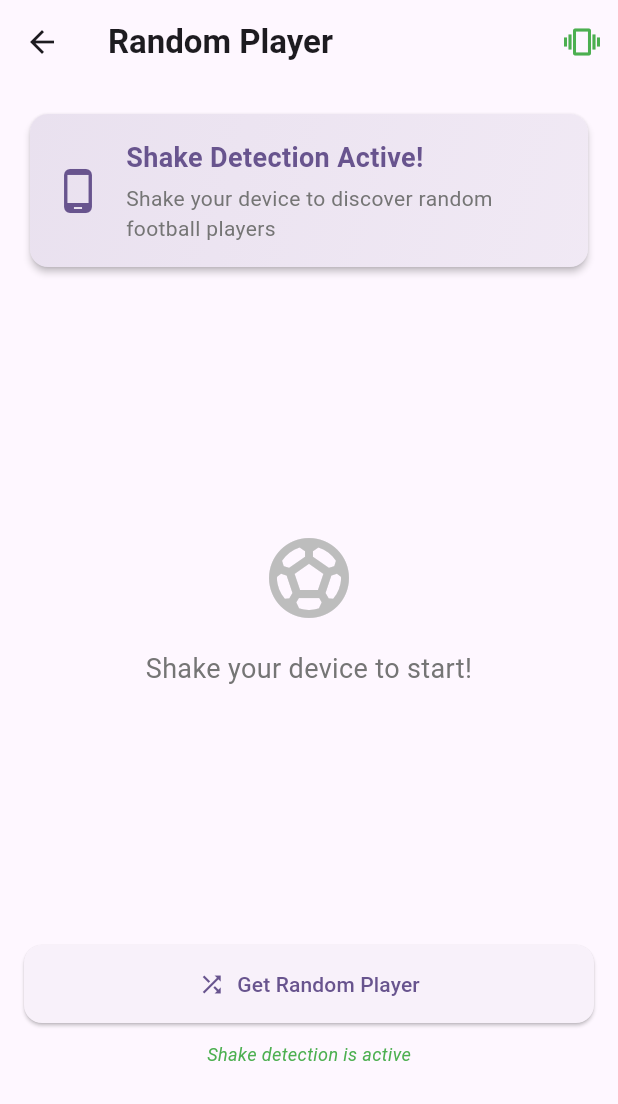
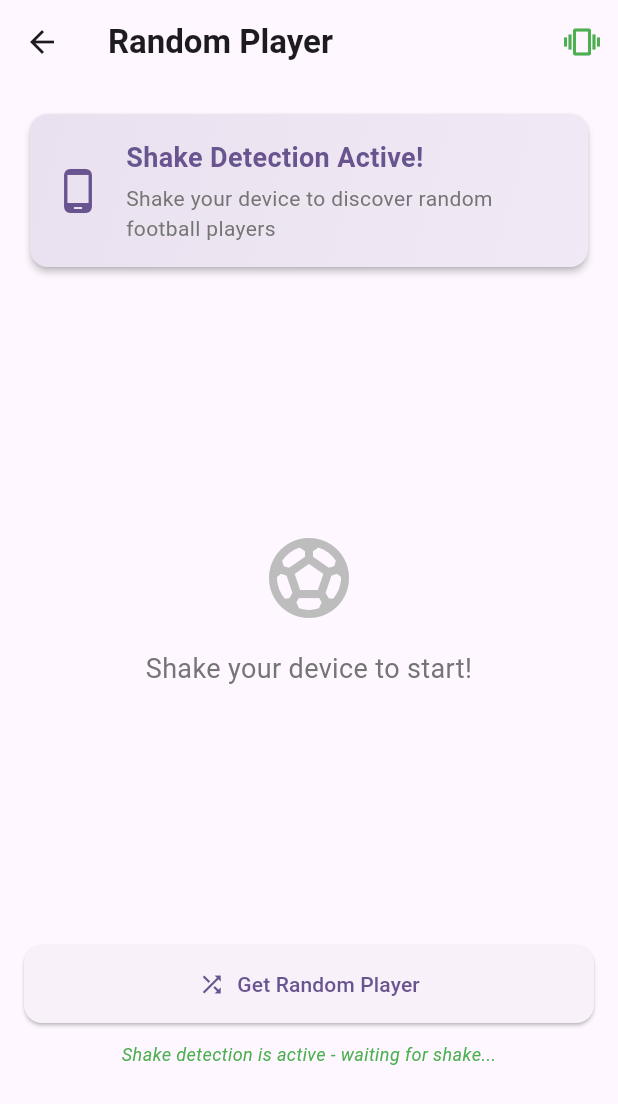
Before and after one commit to reized/footinfo-app, a Flutter app: the RandomPlayerPage screen opened directly, on a phone screen of 412 x 824 dp. Shown: the top 1104 px of the screen. Run offline on Flutter 3.47's test engine with Material 3 defaults, Android fonts, the phone set to English and light mode, and no system bars; our stand-ins replace geolocator, image_picker, sensors_plus, shared_preferences, sqflite; accounts and stored records are empty.

Commit message:
shake detection jadi

```diff
--- a/lib/services/shake_detector_service.dart
+++ b/lib/services/shake_detector_service.dart
@@ -3,7 +3,8 @@ import 'dart:math';
 import 'package:sensors_plus/sensors_plus.dart';
 
 class ShakeDetectorService {
-  static const double _shakeThreshold = 2.7;
+  // Lowered threshold for easier detection
+  static const double _shakeThreshold = 2.7; // Was 2.7, now 1.8
   static const int _shakeCooldownMs = 1000; // 1 second cooldown
 
   StreamSubscription<AccelerometerEvent>? _accelerometerSubscription;
@@ -11,15 +12,24 @@ class ShakeDetectorService {
 
   // Callbacks
   Function()? _onShakeDetected;
+  Function(double)? _onAccelerationUpdate; // For debugging
 
   bool _isListening = false;
 
   /// Start listening for shake gestures
-  void startListening({required Function() onShakeDetected}) {
+  void startListening({
+    required Function() onShakeDetected,
+    Function(double)? onAccelerationUpdate,
+  }) {
     if (_isListening) return;
 
     _onShakeDetected = onShakeDetected;
+    _onAccelerationUpdate = onAccelerationUpdate;
     _isListening = true;
+
+    print(
+      'ShakeDetector: Starting to listen for shakes (threshold: $_shakeThreshold)',
+    );
 
     _accelerometerSubscription = accelerometerEvents.listen(
       _onAccelerometerEvent,
@@ -33,7 +43,9 @@ class ShakeDetectorService {
     _accelerometerSubscription?.cancel();
     _accelerometerSubscription = null;
     _onShakeDetected = null;
+    _onAccelerationUpdate = null;
     _isListening = false;
+    print('ShakeDetector: Stopped listening for shakes');
   }
 
   /// Handle accelerometer events
@@ -43,8 +55,17 @@ class ShakeDetectorService {
       event.x * event.x + event.y * event.y + event.z * event.z,
     );
 
+    // Subtract gravity (approximately 9.8) to get device movement
+    final double movementAcceleration = (acceleration - 9.8).abs();
+
+    // Debug callback
+    _onAccelerationUpdate?.call(movementAcceleration);
+
     // Detect shake based on threshold
-    if (acceleration > _shakeThreshold) {
+    if (movementAcceleration > _shakeThreshold) {
+      print(
+        'ShakeDetector: Shake detected! Acceleration: $movementAcceleration (threshold: $_shakeThreshold)',
+      );
       _handleShakeDetected();
     }
   }
@@ -59,11 +80,13 @@ class ShakeDetectorService {
           now.millisecondsSinceEpoch - _lastShakeTime!.millisecondsSinceEpoch;
 
       if (timeDifference < _shakeCooldownMs) {
+        print('ShakeDetector: Shake ignored due to cooldown');
         return; // Still in cooldown period
       }
     }
 
     _lastShakeTime = now;
+    print('ShakeDetector: Shake event triggered!');
 
     // Trigger callback
     _onShakeDetected?.call();
@@ -71,12 +94,14 @@ class ShakeDetectorService {
 
   /// Handle accelerometer errors
   void _onAccelerometerError(dynamic error) {
-    print('Accelerometer error: $error');
-    // You might want to show a user-friendly error message here
+    print('ShakeDetector: Accelerometer error: $error');
   }
 
   /// Check if currently listening
   bool get isListening => _isListening;
+
+  /// Get current threshold
+  double get threshold => _shakeThreshold;
 
   /// Dispose resources
   void dispose() {
@@ -93,8 +118,14 @@ class ShakeDetector {
   final ShakeDetectorService _service = ShakeDetectorService();
 
   /// Start listening for shakes
-  void startListening({required Function() onShakeDetected}) {
-    _service.startListening(onShakeDetected: onShakeDetected);
+  void startListening({
+    required Function() onShakeDetected,
+    Function(double)? onAccelerationUpdate,
+  }) {
+    _service.startListening(
+      onShakeDetected: onShakeDetected,
+      onAccelerationUpdate: onAccelerationUpdate,
+    );
   }
 
   /// Stop listening for shakes
@@ -105,6 +136,9 @@ class ShakeDetector {
   /// Check if listening
   bool get isListening => _service.isListening;
 
+  /// Get threshold
+  double get threshold => _service.threshold;
+
   /// Dispose
   void dispose() {
     _service.dispose();
--- a/lib/views/random_player_page.dart
+++ b/lib/views/random_player_page.dart
@@ -17,6 +17,7 @@ class _RandomPlayerPageState extends State<RandomPlayerPage>
   Player? _currentPlayer;
   bool _isLoading = false;
   bool _isShakeEnabled = true;
+  bool _hasResult = false; // Track if we have a result
 
   late AnimationController _shakeAnimationController;
   late AnimationController _fadeAnimationController;
@@ -56,13 +57,18 @@ class _RandomPlayerPageState extends State<RandomPlayerPage>
   }
 
   void _startShakeDetection() {
-    if (_isShakeEnabled) {
+    if (_isShakeEnabled && !_hasResult) {
       _shakeDetector.startListening(onShakeDetected: _onShakeDetected);
     }
   }
 
+  void _stopShakeDetection() {
+    _shakeDetector.stopListening();
+  }
+
   void _onShakeDetected() {
-    if (!_isLoading) {
+    // Only respond to shake if we don't have a result and not currently loading
+    if (!_isLoading && !_hasResult) {
       // Haptic feedback
       HapticFeedback.mediumImpact();
 
@@ -81,6 +87,9 @@ class _RandomPlayerPageState extends State<RandomPlayerPage>
       _isLoading = true;
     });
 
+    // Stop shake detection while loading
+    _stopShakeDetection();
+
     // Fade out current player if exists
     if (_currentPlayer != null) {
       await _fadeAnimationController.reverse();
@@ -92,12 +101,16 @@ class _RandomPlayerPageState extends State<RandomPlayerPage>
         setState(() {
           _currentPlayer = player;
           _isLoading = false;
+          _hasResult = player != null; // Set result status
         });
 
         if (player != null) {
           _fadeAnimationController.forward();
+          // Don't restart shake detection here - user needs to manually shake again
         } else {
           _showErrorSnackBar('No player found. Try again!');
+          // Restart shake detection if no result found
+          _startShakeDetection();
         }
       }
     } catch (e) {
@@ -106,8 +119,20 @@ class _RandomPlayerPageState extends State<RandomPlayerPage>
           _isLoading = false;
         });
         _showErrorSnackBar('Failed to load random player');
+        // Restart shake detection on error
+        _startShakeDetection();
       }
     }
+  }
+
+  void _resetSearch() {
+    setState(() {
+      _currentPlayer = null;
+      _hasResult = false;
+    });
+    _fadeAnimationController.reset();
+    // Restart shake detection after reset
+    _startShakeDetection();
   }
 
   void _showErrorSnackBar(String message) {
@@ -126,12 +151,13 @@ class _RandomPlayerPageState extends State<RandomPlayerPage>
     });
 
     if (_isShakeEnabled) {
+      // Only start listening if we don't have a result
+      if (!_hasResult) {
         _shakeDetector.startListening(onShakeDetected: _onShakeDetected);
+      }
       ScaffoldMessenger.of(context).showSnackBar(
         const SnackBar(
-          content: Text(
-            'Shake detection enabled - shake your device to get a random player',
-          ),
+          content: Text('Shake detection enabled'),
           duration: Duration(seconds: 2),
           behavior: SnackBarBehavior.floating,
         ),
@@ -209,13 +235,9 @@ class _RandomPlayerPageState extends State<RandomPlayerPage>
                       child: Row(
                         children: [
                           Icon(
-                            _isShakeEnabled
-                                ? Icons.phone_android
-                                : Icons.phone_android_outlined,
+                            _getInstructionIcon(),
                             size: 32,
-                            color: _isShakeEnabled
-                                ? Theme.of(context).primaryColor
-                                : Colors.grey,
+                            color: _getInstructionColor(),
                           ),
                           const SizedBox(width: 16),
                           Expanded(
@@ -223,22 +245,16 @@ class _RandomPlayerPageState extends State<RandomPlayerPage>
                               crossAxisAlignment: CrossAxisAlignment.start,
                               children: [
                                 Text(
-                                  _isShakeEnabled
-                                      ? 'Shake Detection Active!'
-                                      : 'Shake Detection Disabled',
+                                  _getInstructionTitle(),
                                   style: TextStyle(
                                     fontSize: 18,
                                     fontWeight: FontWeight.bold,
-                                    color: _isShakeEnabled
-                                        ? Theme.of(context).primaryColor
-                                        : Colors.grey,
+                                    color: _getInstructionColor(),
                                   ),
                                 ),
                                 const SizedBox(height: 4),
                                 Text(
-                                  _isShakeEnabled
-                                      ? 'Shake your device to discover random football players'
-                                      : 'Enable shake detection or use the button below',
+                                  _getInstructionSubtitle(),
                                   style: TextStyle(
                                     fontSize: 14,
                                     color: Colors.grey[600],
@@ -273,9 +289,31 @@ class _RandomPlayerPageState extends State<RandomPlayerPage>
                       ),
                     )
                   else if (_currentPlayer != null)
+                    Column(
+                      children: [
                         FadeTransition(
                           opacity: _fadeAnimation,
                           child: _buildPlayerCard(_currentPlayer!),
+                        ),
+                        const SizedBox(height: 16),
+                        // Reset button when we have a result
+                        SizedBox(
+                          width: double.infinity,
+                          child: ElevatedButton.icon(
+                            onPressed: _resetSearch,
+                            icon: const Icon(Icons.refresh),
+                            label: const Text('Search Again'),
+                            style: ElevatedButton.styleFrom(
+                              backgroundColor: Colors.orange,
+                              foregroundColor: Colors.white,
+                              padding: const EdgeInsets.symmetric(vertical: 16),
+                              shape: RoundedRectangleBorder(
+                                borderRadius: BorderRadius.circular(12),
+                              ),
+                            ),
+                          ),
+                        ),
+                      ],
                     )
                   else
                     Container(
@@ -291,9 +329,7 @@ class _RandomPlayerPageState extends State<RandomPlayerPage>
                             ),
                             const SizedBox(height: 16),
                             Text(
-                              _isShakeEnabled
-                                  ? 'Shake your device to start!'
-                                  : 'Tap the button below to start!',
+                              _getEmptyStateMessage(),
                               style: TextStyle(
                                 fontSize: 18,
                                 color: Colors.grey[600],
@@ -303,7 +339,7 @@ class _RandomPlayerPageState extends State<RandomPlayerPage>
                             if (!_isShakeEnabled) ...[
                               const SizedBox(height: 8),
                               Text(
-                                'Or enable shake detection above',
+                                'Enable shake detection above to use shake gesture',
                                 style: TextStyle(
                                   fontSize: 14,
                                   color: Colors.grey[500],
@@ -316,9 +352,9 @@ class _RandomPlayerPageState extends State<RandomPlayerPage>
                       ),
                     ),
 
+                  // Manual button only shown when no result or shake disabled
+                  if (!_hasResult) ...[
                     const SizedBox(height: 24),
-
-                  // Manual Refresh Button
                     SizedBox(
                       width: double.infinity,
                       child: ElevatedButton.icon(
@@ -333,17 +369,16 @@ class _RandomPlayerPageState extends State<RandomPlayerPage>
                         ),
                       ),
                     ),
+                  ],
 
                   const SizedBox(height: 12),
 
                   // Status Text
                   Text(
-                    _isShakeEnabled
-                        ? 'Shake detection is active'
-                        : 'Shake detection is disabled',
+                    _getStatusText(),
                     style: TextStyle(
                       fontSize: 12,
-                      color: _isShakeEnabled ? Colors.green : Colors.grey,
+                      color: _getStatusColor(),
                       fontStyle: FontStyle.italic,
                     ),
                   ),
@@ -354,6 +389,50 @@ class _RandomPlayerPageState extends State<RandomPlayerPage>
         },
       ),
     );
+  }
+
+  // Helper methods for dynamic UI content
+  IconData _getInstructionIcon() {
+    if (!_isShakeEnabled) return Icons.phone_android_outlined;
+    if (_hasResult) return Icons.check_circle;
+    return Icons.phone_android;
+  }
+
+  Color _getInstructionColor() {
+    if (!_isShakeEnabled) return Colors.grey;
+    if (_hasResult) return Colors.green;
+    return Theme.of(context).primaryColor;
+  }
+
+  String _getInstructionTitle() {
+    if (!_isShakeEnabled) return 'Shake Detection Disabled';
+    if (_hasResult) return 'Player Found!';
+    return 'Shake Detection Active!';
+  }
+
+  String _getInstructionSubtitle() {
+    if (!_isShakeEnabled)
+      return 'Enable shake detection or use the button below';
+    if (_hasResult)
+      return 'Shake again to find another player or tap "Search Again"';
+    return 'Shake your device to discover random football players';
+  }
+
+  String _getEmptyStateMessage() {
+    if (!_isShakeEnabled) return 'Tap the button below to start!';
+    return 'Shake your device to start!';
+  }
+
+  String _getStatusText() {
+    if (!_isShakeEnabled) return 'Shake detection is disabled';
+    if (_hasResult) return 'Shake again to search for another player';
+    return 'Shake detection is active - waiting for shake...';
+  }
+
+  Color _getStatusColor() {
+    if (!_isShakeEnabled) return Colors.grey;
+    if (_hasResult) return Colors.orange;
+    return Colors.green;
   }
 
   Widget _buildPlayerCard(Player player) {
```
Also changed, not shown: 1 other file. Lines whose indentation alone changed are shown as unchanged.
